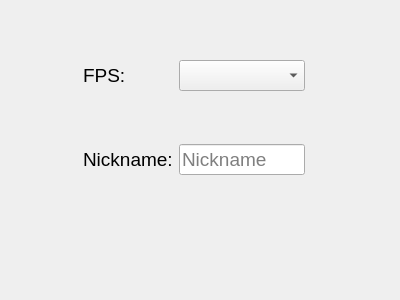
Qt form Settings.ui (NAD777/Game-pygame) before a commit.
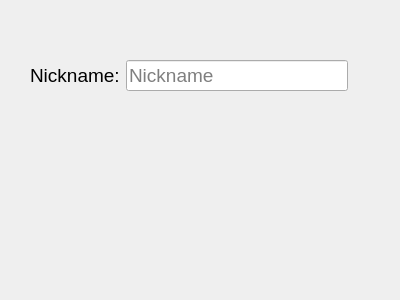
The same form after that commit.

```diff
--- a/Settings.ui
+++ b/Settings.ui
@@ -23,63 +23,21 @@
     </rect>
    </property>
    <layout class="QGridLayout" name="gridLayout">
-    <item row="5" column="2">
-     <widget class="QLabel" name="label">
-      <property name="text">
-       <string/>
-      </property>
-     </widget>
-    </item>
-    <item row="2" column="1">
-     <widget class="QLabel" name="label_2">
-      <property name="font">
-       <font>
-        <pointsize>14</pointsize>
-       </font>
-      </property>
-      <property name="text">
-       <string>FPS:</string>
-      </property>
-     </widget>
-    </item>
-    <item row="5" column="1">
+    <item row="3" column="0">
      <widget class="QLabel" name="label_3">
       <property name="text">
        <string/>
       </property>
      </widget>
     </item>
-    <item row="5" column="3">
+    <item row="3" column="2">
      <widget class="QLabel" name="label_4">
       <property name="text">
-       <string>               </string>
+       <string/>
       </property>
      </widget>
     </item>
-    <item row="2" column="2">
-     <widget class="QComboBox" name="fps">
-      <property name="font">
-       <font>
-        <pointsize>14</pointsize>
-       </font>
-      </property>
-     </widget>
-    </item>
-    <item row="2" column="0">
-     <widget class="QLabel" name="label_6">
-      <property name="text">
-       <string>              </string>
-      </property>
-     </widget>
-    </item>
-    <item row="3" column="1">
-     <widget class="QLabel" name="label_5">
-      <property name="text">
-       <string> </string>
-      </property>
-     </widget>
-    </item>
-    <item row="4" column="2">
+    <item row="2" column="1">
      <widget class="QLineEdit" name="lineEdit">
       <property name="font">
        <font>
@@ -91,7 +49,7 @@
       </property>
      </widget>
     </item>
-    <item row="4" column="1">
+    <item row="2" column="0">
      <widget class="QLabel" name="label_7">
       <property name="font">
        <font>
```
